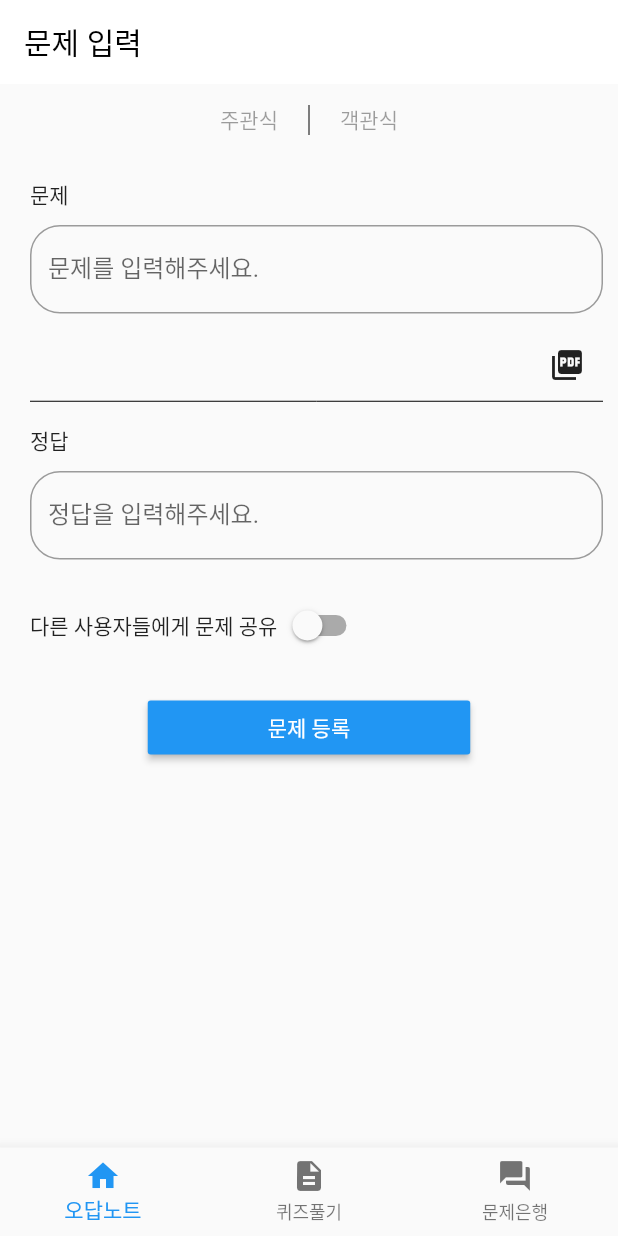
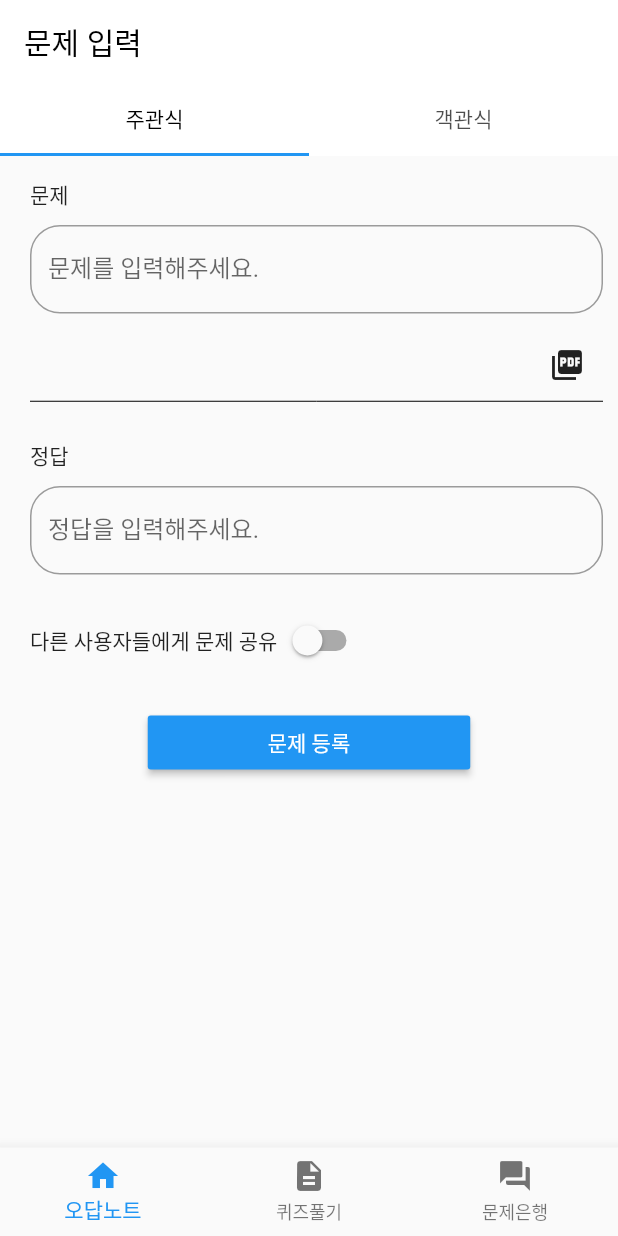
Before and after one commit to Junduck15/MobileAppProject, a Flutter app: the HomePage screen opened directly, on a phone screen of 412 x 824 dp. Run offline on Flutter 3.47's test engine with Material 2 defaults, Android fonts, the phone set to English and light mode, and no system bars; our stand-ins replace cloud_firestore, firebase_auth, firebase_core, firebase_storage, flutter_signin_button, google_sign_in and 1 more; accounts and stored records are empty; network calls fail.

```diff
--- a/mobileappproject/lib/add.dart
+++ b/mobileappproject/lib/add.dart
@@ -32,6 +32,7 @@ class _Add extends State<Add> {
     final multi2 = TextEditingController();
     final multi3 = TextEditingController();
     final multiAnswer = TextEditingController();
+    bool isMultiple = false;
     Future<void> _addPathToDatabase(String text) async {
       try {
         final ref = FirebaseStorage.instance.ref().child(text);
@@ -86,8 +87,11 @@ class _Add extends State<Add> {
               activeColor: Colors.blue),
         ]));
     Widget multipleChoice = Container(
-      child: Column(children:[
-        TextField(
+        padding: EdgeInsets.fromLTRB(20.0, 15.0, 10.0, 10.0),
+        child: Column(children: [
+          Container(
+            margin: EdgeInsets.fromLTRB(0, 10, 0, 10),
+            child: TextField(
               controller: multi1,
               decoration: new InputDecoration(
                 labelText: "오답1",
@@ -98,7 +102,10 @@ class _Add extends State<Add> {
                 ),
               ),
             ),
-            TextField(
+          ),
+          Container(
+            margin: EdgeInsets.fromLTRB(0, 10, 0, 10),
+            child: TextField(
               controller: multi2,
               decoration: new InputDecoration(
                 labelText: "오답2",
@@ -109,7 +116,10 @@ class _Add extends State<Add> {
                 ),
               ),
             ),
-            TextField(
+          ),
+          Container(
+            margin: EdgeInsets.fromLTRB(0, 10, 0, 10),
+            child: TextField(
               controller: multi3,
               decoration: new InputDecoration(
                 labelText: "오답3",
@@ -120,7 +130,10 @@ class _Add extends State<Add> {
                 ),
               ),
             ),
-            TextField(
+          ),
+          Container(
+            margin: EdgeInsets.fromLTRB(0, 10, 0, 10),
+            child: TextField(
               controller: multiAnswer,
               decoration: new InputDecoration(
                 labelText: "정답을 입력해주세요.",
@@ -131,13 +144,12 @@ class _Add extends State<Add> {
                 ),
               ),
             ),
-      ])
-    );
-    Widget buttonSection = Container(
-      padding: EdgeInsets.fromLTRB(20.0, 15.0, 10.0, 10.0),
-      child: Column(
-        crossAxisAlignment: CrossAxisAlignment.start,
-        children: [
+          ),
+          isShared
+        ]));
+    Widget problemSection = Container(
+        padding: EdgeInsets.fromLTRB(20.0, 15.0, 10.0, 10.0),
+        child: Column(crossAxisAlignment: CrossAxisAlignment.start, children: [
           Text('문제'),
           Container(
             margin: EdgeInsets.fromLTRB(0, 10, 0, 10),
@@ -165,10 +177,15 @@ class _Add extends State<Add> {
             color: Colors.black,
             height: 1.0,
           ),
-          Container(
-            margin: EdgeInsets.fromLTRB(0, 15, 0, 0),
-            child: Text('정답'),
-          ),
+        ]
+        )
+        );
+    Widget answerSection = Container(
+      padding: EdgeInsets.fromLTRB(20.0, 15.0, 10.0, 10.0),
+      child: Column(
+        crossAxisAlignment: CrossAxisAlignment.start,
+        children: [
+          Text('정답'),
           Container(
             margin: EdgeInsets.fromLTRB(0, 10, 0, 10),
             child: TextField(
@@ -187,6 +204,7 @@ class _Add extends State<Add> {
         ],
       ),
     );
+
     Widget submitButton = Center(
         child: RaisedButton(
       padding: EdgeInsets.fromLTRB(80, 5, 80, 5),
@@ -217,7 +235,11 @@ class _Add extends State<Add> {
 
     return MaterialApp(
       title: 'Flutter layout demo',
-      home: Scaffold(
+      home: DefaultTabController(
+
+        length: 2,
+        child:
+      Scaffold(
         appBar: AppBar(
           elevation: 0,
           backgroundColor: Colors.white,
@@ -225,22 +247,26 @@ class _Add extends State<Add> {
             '문제 입력',
             style: TextStyle(color: Colors.black),
           ),
-        ),
-        body: ListView(
-          children: <Widget>[
-            Row(
-              mainAxisAlignment: MainAxisAlignment.center,
-              children: [
-                TextButton(onPressed: null, child: Text('주관식')),
-                Container(height: 20, child: VerticalDivider(color: Colors.black)),
-                TextButton(onPressed: null, child: Text('객관식'))
+           bottom: TabBar(
+             labelColor: Colors.black,
+              tabs: [
+                Tab(text: "주관식"),
+                Tab(text: "객관식"),
               ],
             ),
-            buttonSection,
-            submitButton
+        ),
+        body: TabBarView(children: [
+          Container(
+            child: ListView(children: [ problemSection, answerSection, submitButton],)
+          ),
+
+           Container(
+            child: ListView(children: [ problemSection, multipleChoice, submitButton],)
+          ),
           ],
         ),
       ),
+      )
     );
   }
 }
```
